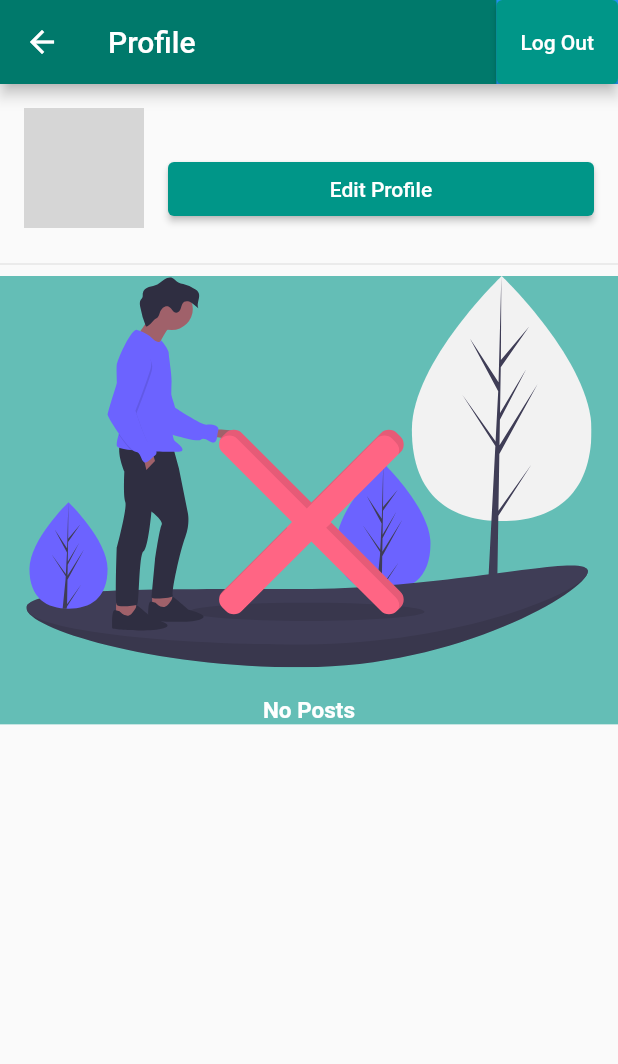
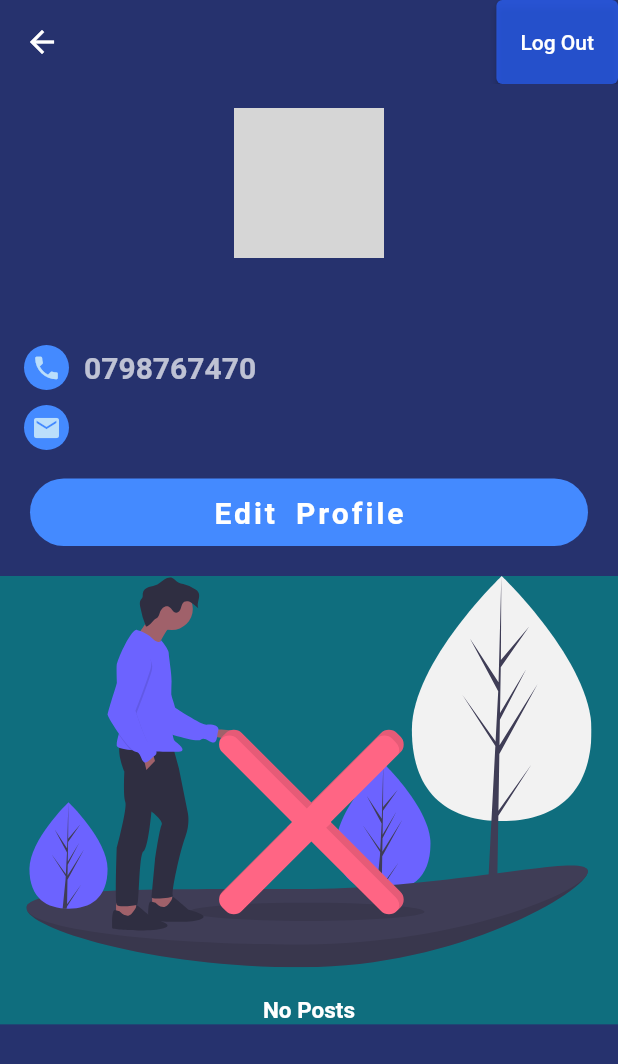
Before and after one commit to brianngeywo/homies-app, a Flutter app: the Profile screen opened directly, on a phone screen of 412 x 824 dp. Shown: the top 1064 px of the screen. Run offline on Flutter 3.47's test engine with Material 2 defaults, Android fonts, the phone set to English and light mode, and no system bars; our stand-ins replace cloud_firestore, firebase_auth, firebase_core, firebase_storage, flutter_svg, geocoding and 3 more; accounts and stored records are empty; network calls fail; grey boxes are pictures that could not be loaded.

Commit message:
random improvements

```diff
--- a/lib/main.dart
+++ b/lib/main.dart
@@ -15,7 +15,7 @@ class MyApp extends StatelessWidget {
         theme: ThemeData(
           accentColor: Colors.teal,
           primaryColor: Colors.teal[700],
-          primarySwatch: Colors.teal,
+          // primarySwatch: Colors.teal,
         ),
         debugShowCheckedModeBanner: false,
         home: Home(),);
--- a/lib/pages/profile.dart
+++ b/lib/pages/profile.dart
@@ -17,7 +17,8 @@ class Profile extends StatefulWidget {
   _ProfileState createState() => _ProfileState();
 }
 
-class _ProfileState extends State<Profile> with AutomaticKeepAliveClientMixin<Profile>{
+class _ProfileState extends State<Profile>
+    with AutomaticKeepAliveClientMixin<Profile> {
   String postOrientation = "list";
   bool isLoading = false;
   int postCount = 0;
@@ -83,8 +84,16 @@ class _ProfileState extends State<Profile> with AutomaticKeepAliveClientMixin<Pr
       );
     } else {
       if (postOrientation == "list") {
-        return Column(
+        return Container(
+          decoration: BoxDecoration(
+              borderRadius: BorderRadius.only(
+                topLeft: Radius.circular(30),
+                topRight: Radius.circular(30),
+              ),
+              color: Colors.white),
+          child: Column(
             children: posts,
+          ),
         );
       }
       // else if (postOrientation == "grid") {
@@ -124,34 +133,59 @@ class _ProfileState extends State<Profile> with AutomaticKeepAliveClientMixin<Pr
 
   Container buildButton({String text, Function function}) {
     return Container(
-        padding: EdgeInsets.only(top: 2),
-        child: ElevatedButton(
-          onPressed: function,
+      child: GestureDetector(
+        onTap: function,
+        child: Card(
+          color: Colors.blueAccent[200],
+          elevation: 0,
+          shape: RoundedRectangleBorder(
+            borderRadius: BorderRadius.circular(50),
+          ),
           child: Container(
+            height: 45,
             alignment: Alignment.center,
-            decoration: BoxDecoration(
-                // color: Colors.blue,
-                ),
             child: Text(
               text,
+              style: TextStyle(
+                fontSize: 20,
+                color: Colors.white,
+                fontWeight: FontWeight.bold,
+                letterSpacing: 2,
+                wordSpacing: 5,
               ),
             ),
-        ));
+          ),
+        ),
+      ),
+    );
   }
 
   buildCountColumn(String label, int count) {
     return Row(
-      mainAxisAlignment: MainAxisAlignment.center,
-      mainAxisSize: MainAxisSize.min,
+      mainAxisAlignment: MainAxisAlignment.start,
+      mainAxisSize: MainAxisSize.max,
       children: [
         Container(
-          child: Text(label,
-          style: TextStyle(fontSize: 20)),
+          child: Text(
+            label,
+            style: TextStyle(
+              fontSize: 20,
+              color: Colors.white,
+              fontWeight: FontWeight.bold,
+              letterSpacing: 2,
+              wordSpacing: 4,
+
+            ),
+          ),
         ),
         SizedBox(width: 10),
         Text(
           count.toString(),
-          style: TextStyle(fontSize: 20)
+          style: TextStyle(
+            fontSize: 20,
+            color: Colors.white,
+            fontWeight: FontWeight.bold,
+          ),
         ),
       ],
     );
@@ -166,53 +200,82 @@ class _ProfileState extends State<Profile> with AutomaticKeepAliveClientMixin<Pr
           }
           User user = User.fromDocument(snapshot.data);
 
-          print(user.displayName);
-          return Padding(
+          return Container(
+            color: Colors.blueGrey[900].withBlue(110),
+            child: Padding(
               padding: const EdgeInsets.all(16.0),
               child: Column(
                 children: [
-                Row(
-                  children: [
                   CircleAvatar(
-                      radius: 40,
+                    radius: 50,
                     backgroundColor: Colors.grey,
                     backgroundImage: NetworkImage(user.photoUrl),
                   ),
-                    Expanded(
-                      flex: 1,
+                  SizedBox(height: 15),
+                  Text(
+                    user.displayName,
+                    style: TextStyle(
+                        fontSize: 24,
+                        color: Colors.white,
+                        fontWeight: FontWeight.w600),
+                  ),
+                  SizedBox(height: 15),
+
+                  Center(
                     child: Container(
-                        margin: EdgeInsets.only(left: 16),
                       child: Column(
                         mainAxisAlignment: MainAxisAlignment.start,
                         crossAxisAlignment: CrossAxisAlignment.start,
                         children: [
-                              Column(
+                          Row(
                             mainAxisAlignment: MainAxisAlignment.start,
-                                crossAxisAlignment: CrossAxisAlignment.start,
                             children: [
-                                  Text(
-                                    user.displayName,
-                                    style: TextStyle(fontSize: 22)
+                              CircleAvatar(
+                                radius: 15,
+                                backgroundColor: Colors.blueAccent,
+                                child: Icon(
+                                  Icons.phone,
+                                  size: 20,
                                 ),
-                                  // Text(user.bio),
+                              ),
+                              SizedBox(width: 10),
+                              Text("0798767470",
+                                  style: TextStyle(
+                                      fontSize: 20,
+                                      color: Colors.white70,
+                                      fontWeight: FontWeight.bold))
                             ],
                           ),
-
-                            Column(
-                              mainAxisSize: MainAxisSize.max,
-                              crossAxisAlignment: CrossAxisAlignment.start,
+                          SizedBox(height: 10),
+                          Row(
+                            mainAxisAlignment: MainAxisAlignment.start,
                             children: [
-                                // buildCountColumn("Rentals:", postCount),
-                                buildProfileButton(),
+                              CircleAvatar(
+                                radius: 15,
+                                backgroundColor: Colors.blueAccent,
+                                child: Icon(
+                                  Icons.mail,
+                                  size: 20,
+                                ),
+                              ),
+                              SizedBox(width: 10),
+                              Text(user.email,
+                                  style: TextStyle(
+                                      fontSize: 20,
+                                      color: Colors.white70,
+                                      fontWeight: FontWeight.bold))
                             ],
                           ),
                         ],
                       ),
                     ),
                   ),
+                  SizedBox(height: 15),
+
+                  // buildCountColumn("Rentals:", postCount),
+                  buildProfileButton(),
                 ],
               ),
-              ],
             ),
           );
         });
@@ -256,14 +319,12 @@ class _ProfileState extends State<Profile> with AutomaticKeepAliveClientMixin<Pr
   Widget build(BuildContext context) {
     super.build(context);
     return Scaffold(
-      appBar: profileHeader(context, titleText: "Profile"),
+      appBar: profileHeader(context, isAppTitle: true),
+      backgroundColor: Colors.blueGrey[900].withBlue(110),
       body: ListView(
         children: [
           buildProfileHeader(),
-          Divider(),
-          // buildTogglePostsOrientation(),
-          // Divider(height: 0),
-          buildProfilePosts()
+          buildProfilePosts(),
         ],
       ),
     );
--- a/lib/pages/upload.dart
+++ b/lib/pages/upload.dart
@@ -100,7 +100,7 @@ class _UploadState extends State<Upload>
             child: ElevatedButton(
               onPressed: () => selectImage(context),
               child: Text(
-                "upload rental list",
+                "upload rental listing",
                 style: TextStyle(
                   color: Colors.white,
                   fontSize: 20,
--- a/lib/widgets/profile_header.dart
+++ b/lib/widgets/profile_header.dart
@@ -10,19 +10,22 @@ AppBar profileHeader(context,
   return AppBar(
     automaticallyImplyLeading: removeBackButton ? false : true,
     title: Text(
-      isAppTitle ? "flutter share" : titleText,
+      isAppTitle ? "" : titleText,
       style: TextStyle(
         color: Colors.white,
         fontSize: isAppTitle ? 50 : 20,
       ),
       overflow: TextOverflow.ellipsis,
     ),
-    backgroundColor: Theme.of(context).primaryColor,
+    backgroundColor: Colors.blueGrey[900].withBlue(110),
+    elevation: 0,
     // centerTitle: true,
     actions: [
       Container(
-        color: Colors.blue,
         child: ElevatedButton(
+          style: ButtonStyle(
+            backgroundColor: MaterialStateProperty.all(Colors.blueAccent[700].withOpacity(0.7)),
+          ),
           onPressed: logout,
           child: Text("Log Out"),
         ),
```
Also changed, not shown: lib/pages/edit_profile.dart (+20 -3 lines), lib/pages/home.dart (+4 -3 lines), lib/pages/timeline.dart (+57 -6 lines), lib/widgets/full_post.dart (+28 -18 lines), lib/widgets/post.dart (+14 -7 lines). Lines whose indentation alone changed are shown as unchanged.
